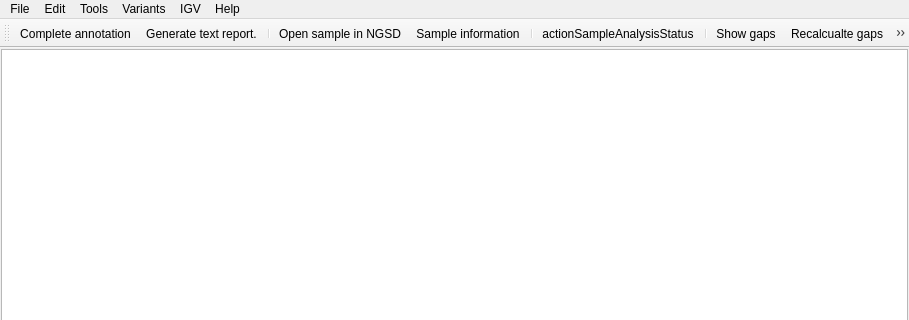
First picture: the form in src/GSvar/MainWindow.ui, repository imgag/ngs-bits, before the edit; both pictures show x 0 to 909 and y 0 to 320 of the 909 by 755 pixel window.
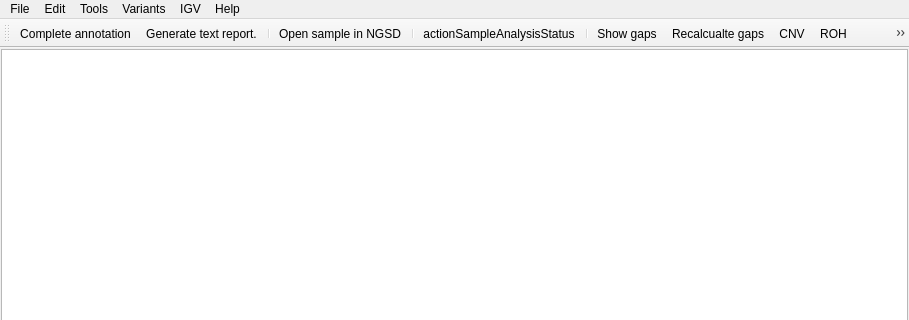
Second picture: the form after the edit. Icons and pictures are not drawn.

Commit message: GSVar: moved sample infos from dialog to dock widget.

What changed in the file:
```diff
--- a/src/GSvar/MainWindow.ui
+++ b/src/GSvar/MainWindow.ui
@@ -220,7 +220,6 @@
    <addaction name="actionReport"/>
    <addaction name="separator"/>
    <addaction name="actionNGSD"/>
-   <addaction name="actionSampleInformation"/>
    <addaction name="separator"/>
    <addaction name="actionAnalysisStatus"/>
    <addaction name="separator"/>
```
Left out of the diff: 5 changed lines with no effect on the pictures. The commit also changes 14 other files.
